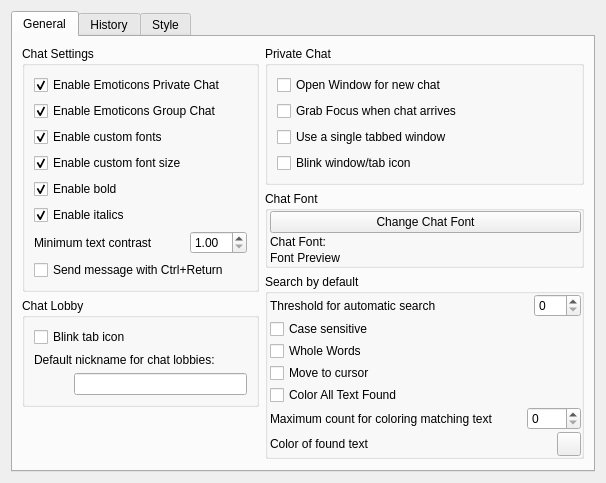
The window that retroshare-gui/src/gui/settings/ChatPage.ui (RetroShare/RetroShare) describes before a commit, drawn with Qt 5.
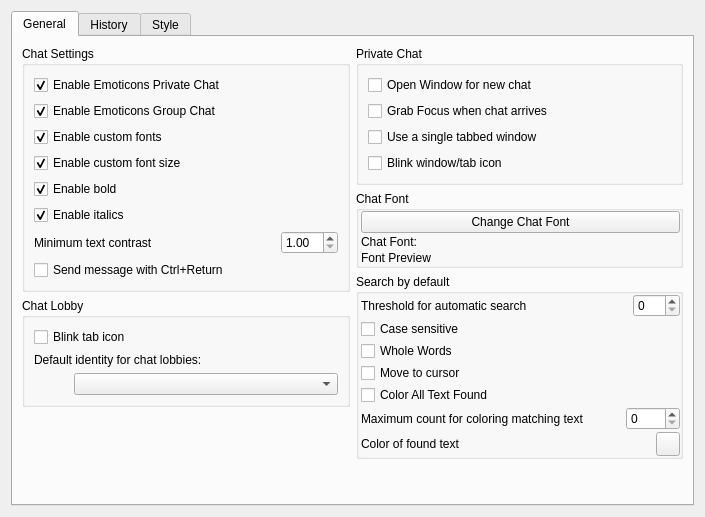
The same window after the commit. Custom widgets are drawn as their Qt base class.

Commit message: Half-way through porting chat lobbies to use GXS ids. Saving ongoing work. Does not compile.

The edit to the form file:
```diff
--- a/retroshare-gui/src/gui/settings/ChatPage.ui
+++ b/retroshare-gui/src/gui/settings/ChatPage.ui
@@ -6,8 +6,8 @@
    <rect>
     <x>0</x>
     <y>0</y>
-    <width>606</width>
-    <height>477</height>
+    <width>705</width>
+    <height>517</height>
    </rect>
   </property>
   <layout class="QGridLayout" name="gridLayout_2">
@@ -158,7 +158,7 @@
             <item>
              <widget class="QLabel" name="label">
               <property name="text">
-               <string>Default nickname for chat lobbies:</string>
+               <string>Default identity for chat lobbies:</string>
               </property>
              </widget>
             </item>
@@ -181,14 +181,7 @@
                </spacer>
               </item>
               <item>
-               <widget class="QLineEdit" name="chatLobbyNick_LE">
-                <property name="sizePolicy">
-                 <sizepolicy hsizetype="Expanding" vsizetype="Fixed">
-                  <horstretch>0</horstretch>
-                  <verstretch>0</verstretch>
-                 </sizepolicy>
-                </property>
-               </widget>
+               <widget class="GxsIdChooser" name="chatLobbyIdentity_IC"/>
               </item>
              </layout>
             </item>
@@ -1188,6 +1181,13 @@
    </item>
   </layout>
  </widget>
+ <customwidgets>
+  <customwidget>
+   <class>GxsIdChooser</class>
+   <extends>QComboBox</extends>
+   <header>gui/gxs/GxsIdChooser.h</header>
+  </customwidget>
+ </customwidgets>
  <resources/>
  <connections/>
 </ui>
```
The commit also changes 16 other files.
